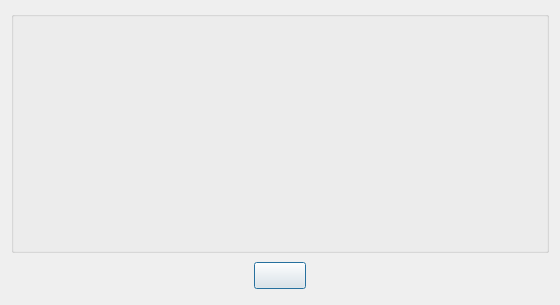
cagavriloaie/WFlowLab, file meter/license.ui: the form before one commit.
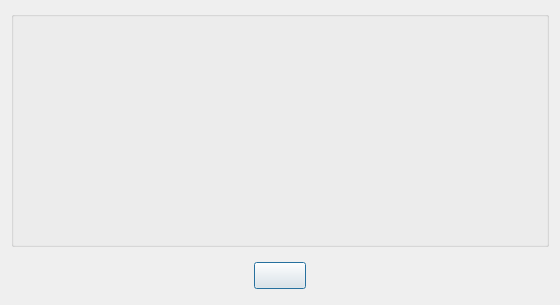
The form after the commit. Icons and pictures are not drawn.

Patch:
```diff
--- a/meter/license.ui
+++ b/meter/license.ui
@@ -240,6 +240,26 @@
        </layout>
       </widget>
      </item>
+     <item>
+      <widget class="QLabel" name="lbElcostInfo">
+       <property name="font">
+        <font>
+         <family>Verdana</family>
+         <pointsize>4</pointsize>
+         <italic>true</italic>
+        </font>
+       </property>
+       <property name="text">
+        <string/>
+       </property>
+       <property name="alignment">
+        <set>Qt::AlignCenter</set>
+       </property>
+       <property name="wordWrap">
+        <bool>false</bool>
+       </property>
+      </widget>
+     </item>
      <item>
       <layout class="QHBoxLayout" name="horizontalLayout">
        <property name="sizeConstraint">
```
Left out of the diff: 29 changed lines with no effect on the pictures.
